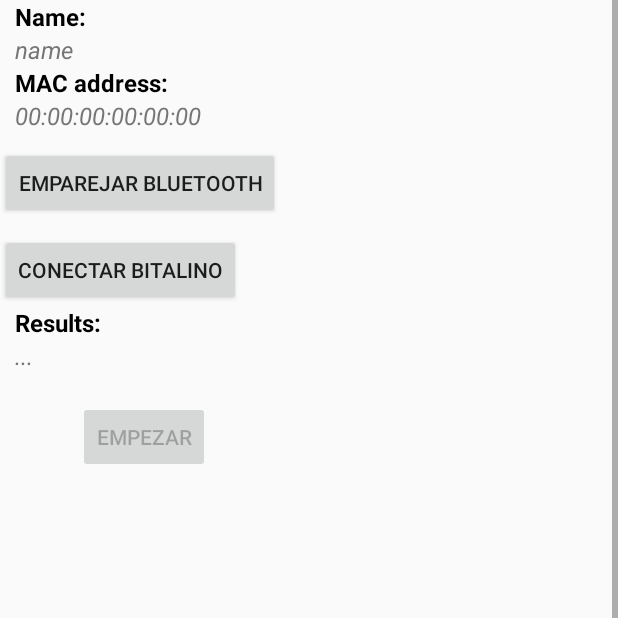
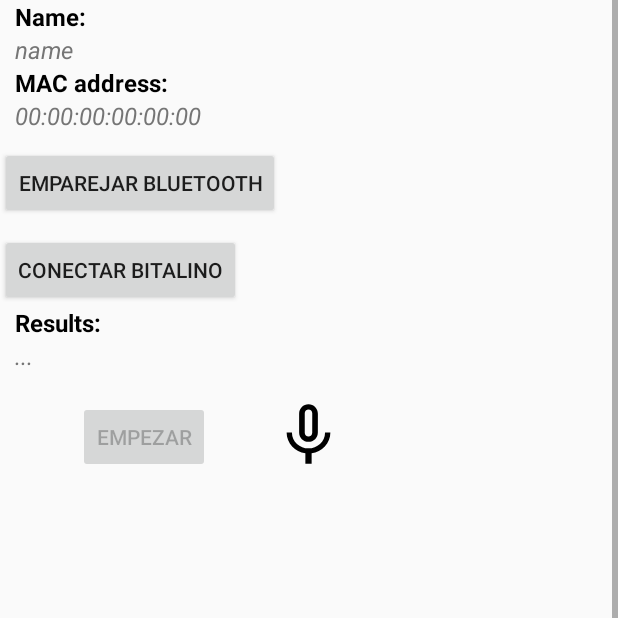
Before and after one commit to Furacin/BitalinoGSR, an Android app: the DatosGSR screen opened directly, with no data from a screen before it, on a phone screen of 412 x 824 dp, the top half of it. Run offline under Robolectric (Android 15) with nearby library versions, the phone set to English and light mode, and no system bars; our stand-ins replace Firebase (no records; nobody signed in at launch, a user with empty details on screens opened directly); libraries missing offline, so code that uses them is left out: com.jjoe64.graphview, com.microsoft.band; plain views replace GraphView; 5 statements that could not run were skipped.

Commit message:
Añadida animación de micrófono para la grabación de audio

```diff
--- a/app/src/main/java/com/furazin/android/mbandgsr/DatosGSR.java
+++ b/app/src/main/java/com/furazin/android/mbandgsr/DatosGSR.java
@@ -11,6 +11,7 @@
 import android.content.SharedPreferences;
 import android.database.Cursor;
 import android.graphics.Color;
+import android.graphics.drawable.AnimationDrawable;
 import android.media.MediaRecorder;
 import android.net.Uri;
 import android.os.Bundle;
@@ -18,13 +19,13 @@
 import android.os.Handler;
 import android.os.Message;
 import android.os.Parcelable;
-import android.os.SystemClock;
 import android.provider.MediaStore;
 import android.support.annotation.NonNull;
 import android.util.Log;
 import android.view.View;
 import android.widget.Button;
 import android.widget.Chronometer;
+import android.widget.ImageView;
 import android.widget.ProgressBar;
 import android.widget.TextView;
 import android.widget.Toast;
@@ -136,6 +137,9 @@
     // Cronómetro
     Chronometer crono;
 
+    AnimationDrawable microAnimation;
+    ImageView microImage;
+
     Timer timer = new Timer();
 
     private ProgressBar progressBar;
@@ -197,6 +201,9 @@
         txtSubidaVideo = findViewById(R.id.txtSubidaVideo);
         txtlblSubidaVideo = findViewById(R.id.textoLblSubirVideo);
         txtVideoSubidoExito = findViewById(R.id.txtVideoSubidoExito);
+        microImage = findViewById(R.id.image_mic);
+        microImage.setBackgroundResource(R.drawable.mic_animation);
+        microAnimation = (AnimationDrawable) microImage.getBackground();
 
         progressBar = (ProgressBar) findViewById(R.id.progressBar);
         finPrueba = false;
@@ -247,7 +254,7 @@
         resultsTextView = (TextView) findViewById(R.id.results_text_view);
 
         // Cronómetro
-        crono = (Chronometer) findViewById(R.id.chronometer3);
+//        crono = (Chronometer) findViewById(R.id.chronometer3);
 
 //        // Gráfica
         graphGSR = (GraphView) findViewById(R.id.graph_GSR);
@@ -328,9 +335,10 @@
                             break;
                         case "Sólo Audio":
                             try {
-                                crono.setVisibility(View.VISIBLE);
-                                crono.setBase(SystemClock.elapsedRealtime());
-                                crono.start();
+//                                crono.setVisibility(View.VISIBLE);
+//                                crono.setBase(SystemClock.elapsedRealtime());
+//                                crono.start();
+                                microAnimation.start();
                                 GrabarAudio();
                             } catch (IOException e) {
                                 e.printStackTrace();
@@ -365,7 +373,8 @@
                         SubirArchivoFirebase(videoPath);
                         break;
                     case "Sólo Audio":
-                        crono.stop();
+//                        crono.stop();
+                        microAnimation.stop();
                         recorder.stop();
                         recorder.release();
                         addRecordingToMediaLibrary();
--- /dev/null
+++ b/app/src/main/res/drawable/ic_mic_1.xml
@@ -0,0 +1,9 @@
+<vector xmlns:android="http://schemas.android.com/apk/res/android"
+        android:width="24dp"
+        android:height="24dp"
+        android:viewportWidth="24.0"
+        android:viewportHeight="24.0">
+    <path
+        android:fillColor="#FF000000"
+        android:pathData="M12,14c1.66,0 2.99,-1.34 2.99,-3L15,5c0,-1.66 -1.34,-3 -3,-3S9,3.34 9,5v6c0,1.66 1.34,3 3,3zM10.8,4.9c0,-0.66 0.54,-1.2 1.2,-1.2 0.66,0 1.2,0.54 1.2,1.2l-0.01,6.2c0,0.66 -0.53,1.2 -1.19,1.2 -0.66,0 -1.2,-0.54 -1.2,-1.2L10.8,4.9zM17.3,11c0,3 -2.54,5.1 -5.3,5.1S6.7,14 6.7,11L5,11c0,3.41 2.72,6.23 6,6.72L11,21h2v-3.28c3.28,-0.48 6,-3.3 6,-6.72h-1.7z"/>
+</vector>
--- /dev/null
+++ b/app/src/main/res/drawable/ic_mic_2.xml
@@ -0,0 +1,9 @@
+<vector xmlns:android="http://schemas.android.com/apk/res/android"
+        android:width="24dp"
+        android:height="24dp"
+        android:viewportWidth="24.0"
+        android:viewportHeight="24.0">
+    <path
+        android:fillColor="#FF000000"
+        android:pathData="M12,14c1.66,0 2.99,-1.34 2.99,-3L15,5c0,-1.66 -1.34,-3 -3,-3S9,3.34 9,5v6c0,1.66 1.34,3 3,3zM17.3,11c0,3 -2.54,5.1 -5.3,5.1S6.7,14 6.7,11L5,11c0,3.41 2.72,6.23 6,6.72L11,21h2v-3.28c3.28,-0.48 6,-3.3 6,-6.72h-1.7z"/>
+</vector>
--- /dev/null
+++ b/app/src/main/res/drawable/mic_animation.xml
@@ -0,0 +1,9 @@
+<?xml version="1.0" encoding="utf-8"?>
+<animation-list xmlns:android="http://schemas.android.com/apk/res/android">
+    <item
+        android:drawable="@drawable/ic_mic_1"
+        android:duration="400"/>
+    <item
+        android:drawable="@drawable/ic_mic_2"
+        android:duration="400"/>
+</animation-list>
--- a/app/src/main/res/layout/activity_datos.xml
+++ b/app/src/main/res/layout/activity_datos.xml
@@ -202,15 +202,21 @@
                 android:layout_marginBottom="20dp"
                 android:id="@+id/graph_FC" />
 
-            <Chronometer
-                android:id="@+id/chronometer3"
-                android:layout_width="wrap_content"
-                android:layout_height="wrap_content"
+            <!--<Chronometer-->
+                <!--android:id="@+id/chronometer3"-->
+                <!--android:layout_width="wrap_content"-->
+                <!--android:layout_height="wrap_content"-->
+                <!--android:layout_alignBottom="@+id/btnStart"-->
+                <!--android:layout_centerHorizontal="true"-->
+                <!--android:textSize="24dp"-->
+                <!--android:visibility="invisible" />-->
+            <ImageView
+                android:id="@+id/image_mic"
+                android:layout_width="50dp"
+                android:layout_height="50dp"
                 android:layout_alignBottom="@+id/btnStart"
                 android:layout_centerHorizontal="true"
-                android:textSize="24dp"
-                android:visibility="invisible" />
-
+                />
         </RelativeLayout>
 
     </ScrollView>
```
